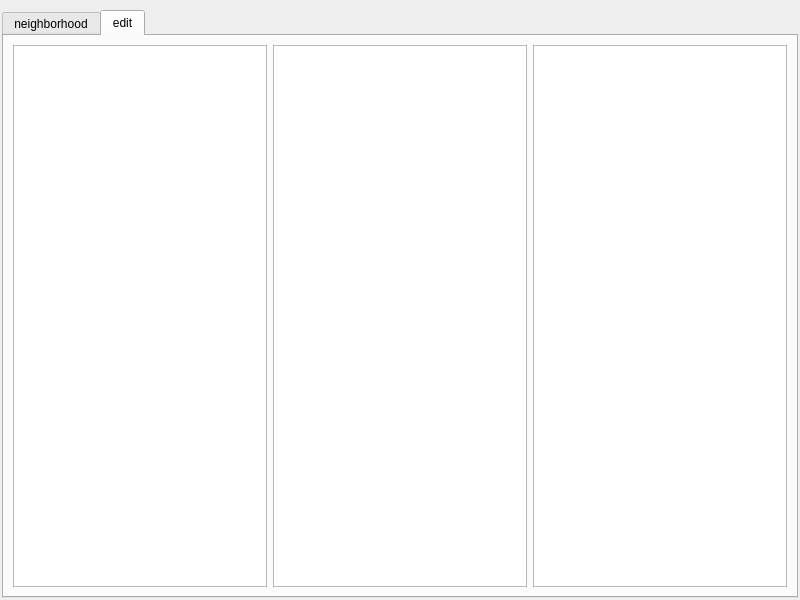
vijayrudraraju/qtmapper, file gui/form.ui: the form before one commit.
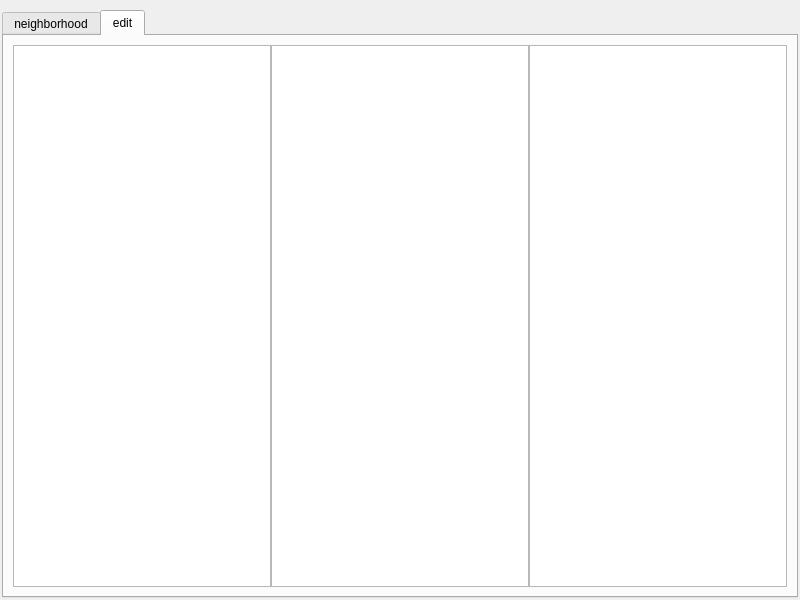
The form after the commit. The open tabs and pages were chosen to show the change. Custom widgets are drawn as their Qt base class.

Commit message: still working on mapping gui, tweaking, starting process to allow drawing new mappings

What changed in the file:
```diff
--- a/gui/form.ui
+++ b/gui/form.ui
@@ -124,14 +124,50 @@
        <string>edit</string>
       </attribute>
       <layout class="QHBoxLayout" name="horizontalLayout_3">
+       <property name="spacing">
+        <number>0</number>
+       </property>
        <item>
-        <widget class="QTreeView" name="source_signal_list"/>
+        <widget class="QTreeView" name="source_signal_list">
+         <property name="editTriggers">
+          <set>QAbstractItemView::NoEditTriggers</set>
+         </property>
+         <property name="indentation">
+          <number>0</number>
+         </property>
+         <property name="rootIsDecorated">
+          <bool>false</bool>
+         </property>
+        </widget>
        </item>
        <item>
-        <widget class="QGraphicsView" name="graphics_view_2"/>
+        <widget class="QGraphicsView" name="graphics_view_2">
+         <property name="layoutDirection">
+          <enum>Qt::LeftToRight</enum>
+         </property>
+         <property name="verticalScrollBarPolicy">
+          <enum>Qt::ScrollBarAlwaysOff</enum>
+         </property>
+         <property name="horizontalScrollBarPolicy">
+          <enum>Qt::ScrollBarAlwaysOff</enum>
+         </property>
+         <property name="renderHints">
+          <set>QPainter::Antialiasing|QPainter::TextAntialiasing</set>
+         </property>
+        </widget>
        </item>
        <item>
-        <widget class="QTreeView" name="destination_signal_list"/>
+        <widget class="QTreeView" name="destination_signal_list">
+         <property name="editTriggers">
+          <set>QAbstractItemView::NoEditTriggers</set>
+         </property>
+         <property name="indentation">
+          <number>0</number>
+         </property>
+         <property name="rootIsDecorated">
+          <bool>false</bool>
+         </property>
+        </widget>
        </item>
       </layout>
      </widget>
```
Left out of the diff: 6 changed lines with no effect on the pictures. The commit also changes 5 other files.
